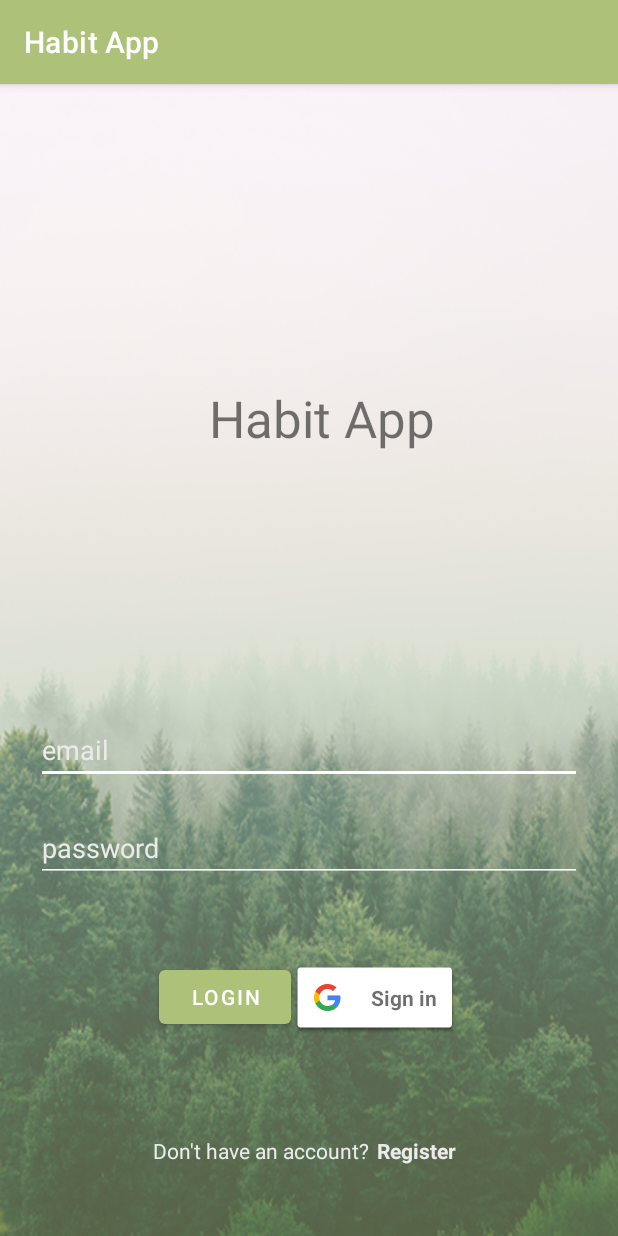
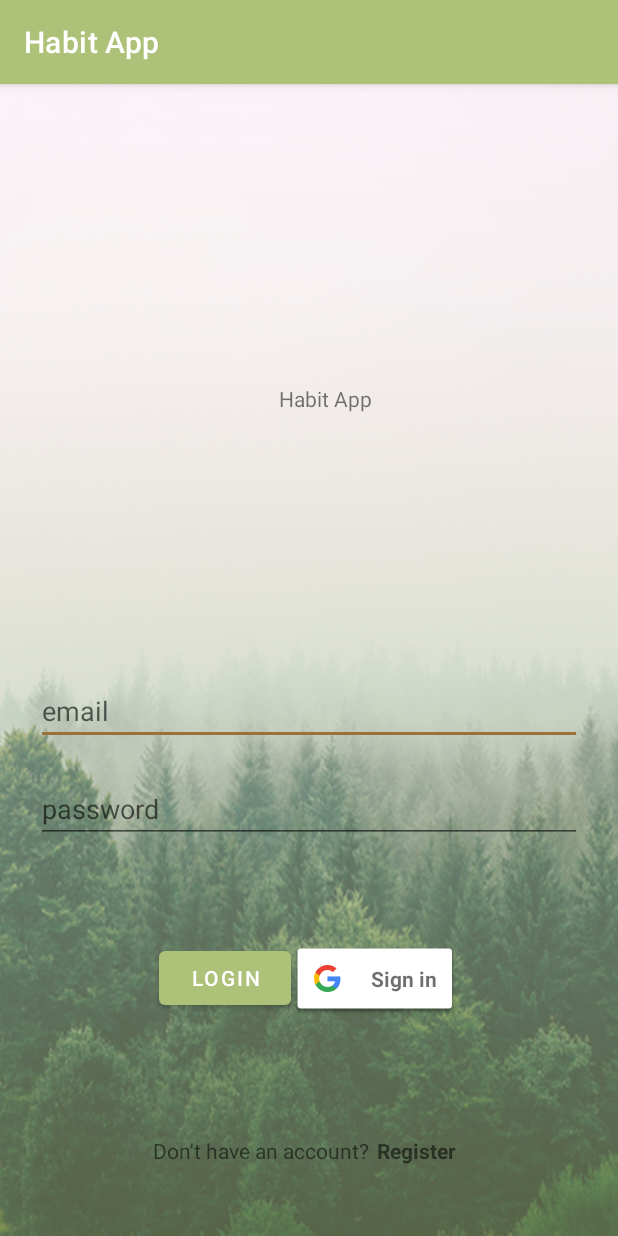
Before and after one commit to dyau172/ToDo, an Android app: the screen it shows after launch (LoginActivity), on a phone screen of 412 x 824 dp. Run offline under Robolectric (Android 15) with nearby library versions, the phone set to English and light mode, and no system bars; our stand-ins replace Dagger/Hilt's generated code, Firebase (no records; nobody signed in at launch, a user with empty details on screens opened directly); Roboto replaces fonts that are not available here.

Commit message:
Reformat code

```diff
--- a/app/src/main/res/layout/activity_login.xml
+++ b/app/src/main/res/layout/activity_login.xml
@@ -12,7 +12,8 @@
         android:layout_width="wrap_content"
         android:layout_height="wrap_content"
         android:layout_marginTop="200dp"
-      style="@style/TitleText"
+      style="@style/style_title_text"
+        android:text="@string/app_name"
         app:layout_constraintHorizontal_bias="0.532"
         app:layout_constraintLeft_toLeftOf="parent"
         app:layout_constraintRight_toRightOf="parent"
@@ -28,9 +29,7 @@
         android:hint="@string/prompt_email"
         android:inputType="textEmailAddress"
         android:selectAllOnFocus="true"
-        android:textColorHint="@color/colorLightGray"
-        android:backgroundTint="@color/colorWhite"
-        android:textColor="@color/colorLightGray"
+        style="@style/style_login_text"
         app:layout_constraintEnd_toEndOf="parent"
         app:layout_constraintHorizontal_bias="0.0"
         app:layout_constraintStart_toStartOf="parent"
@@ -44,7 +43,7 @@
         android:layout_marginTop="20dp"
         android:layout_marginEnd="24dp"
         android:hint="@string/prompt_password"
-        style="@style/LoginText"
+        style="@style/style_login_text"
         android:imeActionLabel="@string/action_sign_in_short"
         android:imeOptions="actionDone"
         android:inputType="textPassword"
@@ -111,14 +110,14 @@
 
         <TextView
             android:id="@+id/text_view_no_account"
-            style="@style/LoginText"
+            style="@style/style_login_text"
             android:layout_width="wrap_content"
             android:layout_height="wrap_content"
             android:text="@string/don_t_have_an_account" />
 
         <TextView
             android:id="@+id/tv_register"
-            style="@style/LoginText"
+            style="@style/style_login_text"
             android:layout_width="wrap_content"
             android:layout_height="wrap_content"
             android:foreground="?attr/selectableItemBackground"
```
Also changed, not shown: app/src/main/java/com/sid1723431/happytimes/PreferenceManager.kt (+0 -7 lines), app/src/main/res/layout/activity_register.xml (+6 -5 lines).
